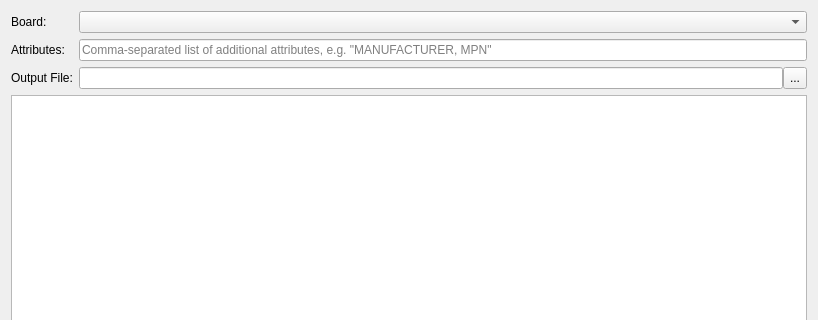
The window that libs/librepcb/editor/project/bomgeneratordialog.ui (LibrePCB/LibrePCB) describes before a commit, drawn with Qt 5; both pictures show x 0 to 818 and y 0 to 320 of the 818 by 556 pixel window.
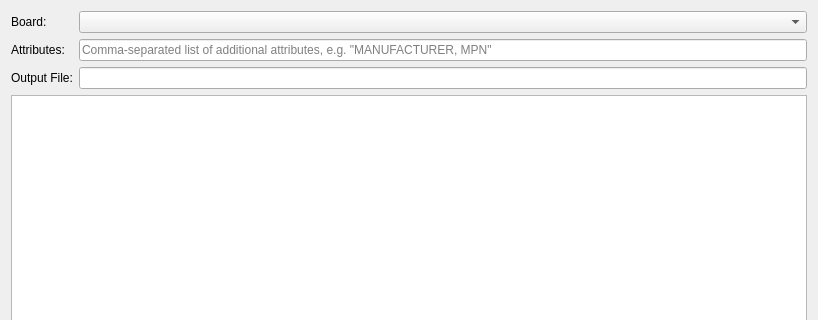
The same window after the commit.

Commit message: Replace buttons of text input fields by embedded icons

What changed in the file:
```diff
--- a/libs/librepcb/editor/project/bomgeneratordialog.ui
+++ b/libs/librepcb/editor/project/bomgeneratordialog.ui
@@ -44,43 +44,14 @@
      </property>
     </widget>
    </item>
-   <item row="2" column="0">
+   <item row="3" column="0">
     <widget class="QLabel" name="label">
      <property name="text">
       <string>Output File:</string>
      </property>
     </widget>
    </item>
-   <item row="2" column="1">
-    <layout class="QHBoxLayout" name="horizontalLayout">
-     <property name="spacing">
-      <number>0</number>
-     </property>
-     <item>
-      <widget class="QLineEdit" name="edtOutputPath"/>
-     </item>
-     <item>
-      <widget class="QToolButton" name="btnBrowse">
-       <property name="sizePolicy">
-        <sizepolicy hsizetype="Fixed" vsizetype="Ignored">
-         <horstretch>0</horstretch>
-         <verstretch>0</verstretch>
-        </sizepolicy>
-       </property>
-       <property name="toolTip">
-        <string>Choose output file</string>
-       </property>
-       <property name="text">
-        <string notr="true">...</string>
-       </property>
-       <property name="toolButtonStyle">
-        <enum>Qt::ToolButtonTextOnly</enum>
-       </property>
-      </widget>
-     </item>
-    </layout>
-   </item>
-   <item row="3" column="0" colspan="2">
+   <item row="4" column="0" colspan="2">
     <widget class="QTableWidget" name="tableWidget">
      <property name="sizePolicy">
       <sizepolicy hsizetype="Expanding" vsizetype="Expanding">
@@ -90,7 +61,7 @@
      </property>
     </widget>
    </item>
-   <item row="5" column="0" colspan="2">
+   <item row="6" column="0" colspan="2">
     <widget class="QLabel" name="lblMessage">
      <property name="frameShape">
       <enum>QFrame::Box</enum>
@@ -106,7 +77,7 @@
      </property>
     </widget>
    </item>
-   <item row="6" column="0" colspan="2">
+   <item row="7" column="0" colspan="2">
     <layout class="QHBoxLayout" name="horizontalLayout_2">
      <item>
       <widget class="QPushButton" name="btnBrowseOutputDir">
@@ -130,6 +101,9 @@
      </item>
     </layout>
    </item>
+   <item row="3" column="1">
+    <widget class="QLineEdit" name="edtOutputPath"/>
+   </item>
   </layout>
  </widget>
  <tabstops>
```
Left out of the diff: 1 changed line with no effect on the pictures. The commit also changes 11 other files.
